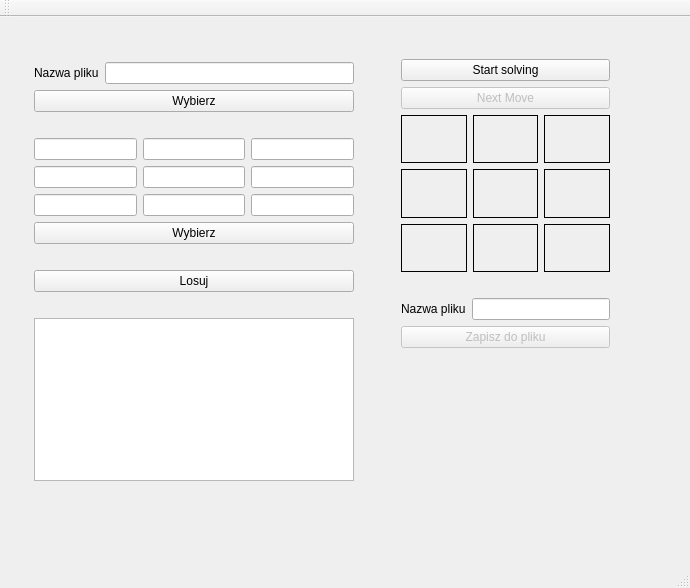
Old version of the form mainwindow.ui in the repository garmelito/zap-puzzle.
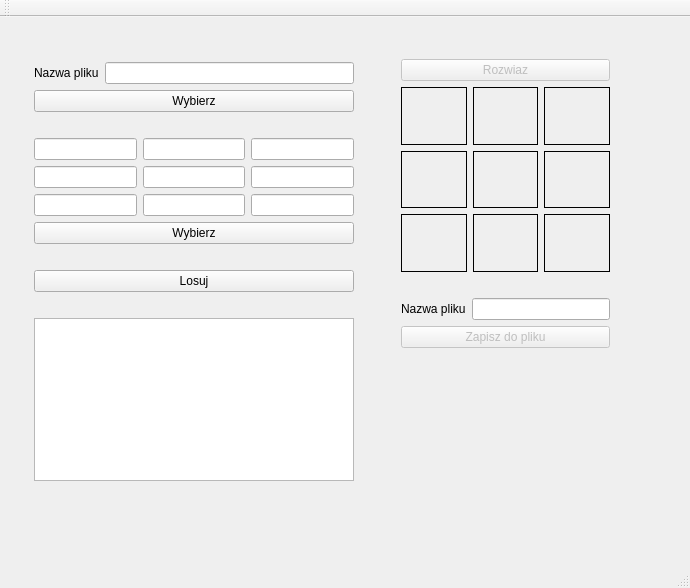
New version of the form.

Patch:
```diff
--- a/mainwindow.ui
+++ b/mainwindow.ui
@@ -142,7 +142,7 @@
      </item>
     </layout>
    </widget>
-   <widget class="QWidget" name="">
+   <widget class="QWidget" name="layoutWidget">
     <property name="geometry">
      <rect>
       <x>390</x>
@@ -154,18 +154,11 @@
     <layout class="QVBoxLayout" name="verticalLayout">
      <item>
       <widget class="QPushButton" name="pb_initialization">
-       <property name="text">
-        <string>Start solving</string>
-       </property>
-      </widget>
-     </item>
-     <item>
-      <widget class="QPushButton" name="pb_nextMove">
        <property name="enabled">
         <bool>false</bool>
        </property>
        <property name="text">
-        <string>Next Move</string>
+        <string>Rozwiaz</string>
        </property>
       </widget>
      </item>
```
Left out of the diff: 14 changed lines with no effect on the pictures.
